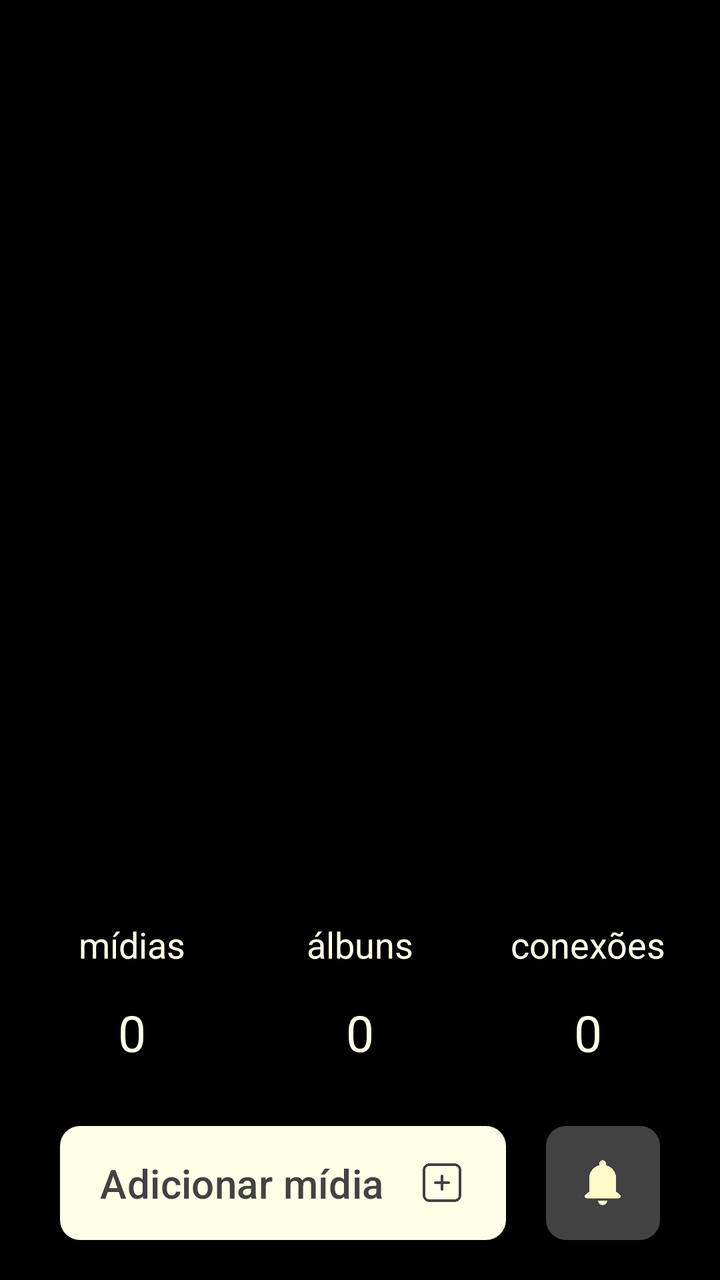
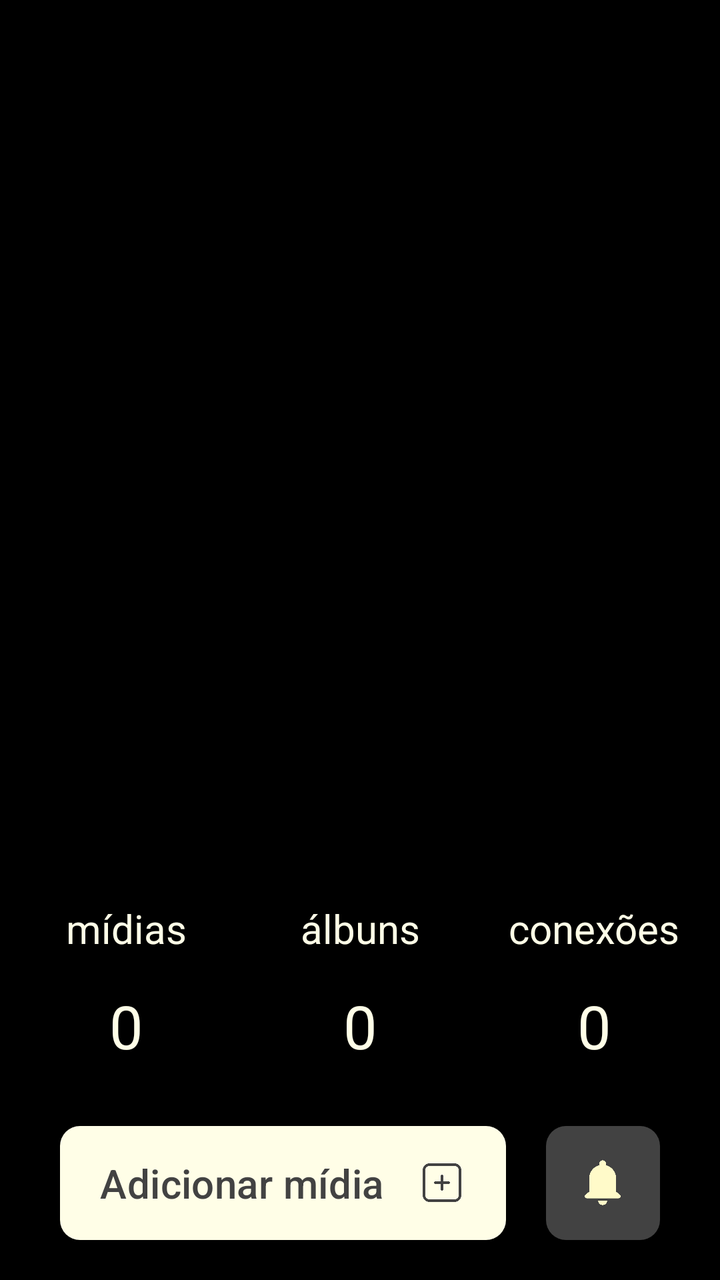

Two renders of the same Android screen: before a commit and after it. Below are the layout's source before the change and the commit's diff.
<!-- AndroidManifest.xml: application theme Theme.Monaly -->
<!-- res/layout/fragment_feed.xml -->
<?xml version="1.0" encoding="utf-8"?>
<androidx.constraintlayout.widget.ConstraintLayout xmlns:android="http://schemas.android.com/apk/res/android"
    xmlns:app="http://schemas.android.com/apk/res-auto"
    xmlns:tools="http://schemas.android.com/tools"
    android:layout_width="match_parent"
    android:layout_height="match_parent"
    android:background="@color/black"
    tools:context=".ui.fragment.navegation.FeedFragment">

    <androidx.viewpager2.widget.ViewPager2
        android:id="@+id/viewPagerFeedAlbums"
        android:layout_width="0dp"
        android:layout_height="0dp"
        app:layout_constraintBottom_toTopOf="@+id/textTitleMidia"
        app:layout_constraintEnd_toEndOf="parent"
        app:layout_constraintStart_toStartOf="parent"
        app:layout_constraintTop_toTopOf="parent" />

    <com.google.android.material.button.MaterialButton
        android:id="@+id/buttonAdd"
        android:layout_width="0dp"
        android:layout_height="57dp"
        android:layout_marginStart="30dp"
        android:layout_marginEnd="20dp"
        android:layout_marginBottom="20dp"
        android:background="@drawable/drawable_background_button_gray_dark_10_dp"
        android:gravity="start|center_vertical"
        android:paddingStart="20dp"
        android:paddingEnd="20dp"
        android:text="@string/feed_button_to_add"
        android:textAllCaps="false"
        android:textColor="@color/gray_dark"
        android:textSize="20sp"
        app:backgroundTint="@color/bage_neutral"
        app:icon="@drawable/ic_add_gray_dark"
        app:iconGravity="end"
        app:iconSize="24dp"
        app:iconTint="@null"
        app:layout_constraintBottom_toBottomOf="parent"
        app:layout_constraintEnd_toStartOf="@+id/buttonNotification"
        app:layout_constraintHorizontal_bias="0.0"
        app:layout_constraintStart_toStartOf="parent" />

    <com.google.android.material.button.MaterialButton
        android:id="@+id/buttonNotification"
        android:layout_width="57dp"
        android:layout_height="57dp"
        android:layout_marginEnd="30dp"
        android:layout_marginBottom="20dp"
        android:background="@drawable/drawable_background_button_gray_dark_10_dp"
        android:contentDescription="@string/feed_content_description_notification"
        android:insetTop="0dp"
        android:insetBottom="0dp"
        android:padding="0dp"
        app:backgroundTint="@color/gray_dark"
        app:icon="@drawable/ic_notification_bage_neutral"
        app:iconGravity="textStart"
        app:iconPadding="0dp"
        app:iconSize="28dp"
        app:iconTint="@null"
        app:layout_constraintBottom_toBottomOf="parent"
        app:layout_constraintEnd_toEndOf="parent" />

    <TextView
        android:id="@+id/textDefaultAlbun"
        android:layout_width="wrap_content"
        android:layout_height="wrap_content"
        android:layout_marginBottom="30dp"
        android:text="@string/feed__defaut_number"
        android:textColor="@color/bage_neutral"
        android:textSize="25sp"
        app:layout_constraintBottom_toTopOf="@+id/buttonAdd"
        app:layout_constraintEnd_toEndOf="parent"
        app:layout_constraintStart_toStartOf="parent" />

    <TextView
        android:id="@+id/textDefaultConection"
        android:layout_width="wrap_content"
        android:layout_height="wrap_content"
        android:layout_marginStart="100dp"
        android:text="@string/feed__defaut_number"
        android:textColor="@color/bage_neutral"
        android:textSize="25sp"
        app:layout_constraintBottom_toBottomOf="@+id/textDefaultAlbun"
        app:layout_constraintStart_toEndOf="@+id/textDefaultAlbun" />

    <TextView
        android:id="@+id/textDefaultMidia"
        android:layout_width="wrap_content"
        android:layout_height="wrap_content"
        android:layout_marginEnd="100dp"
        android:text="@string/feed__defaut_number"
        android:textColor="@color/bage_neutral"
        android:textSize="25sp"
        app:layout_constraintBottom_toBottomOf="@+id/textDefaultAlbun"
        app:layout_constraintEnd_toStartOf="@+id/textDefaultAlbun" />

    <TextView
        android:id="@+id/textTitleAlbun"
        android:layout_width="wrap_content"
        android:layout_height="wrap_content"
        android:layout_marginBottom="15dp"
        android:text="@string/feed_title_albuns"
        android:textColor="@color/bage_neutral"
        android:textSize="18sp"
        app:layout_constraintBottom_toTopOf="@+id/textDefaultAlbun"
        app:layout_constraintEnd_toEndOf="parent"
        app:layout_constraintStart_toStartOf="parent" />

    <TextView
        android:id="@+id/textTitleConection"
        android:layout_width="wrap_content"
        android:layout_height="wrap_content"
        android:layout_marginBottom="15dp"
        android:text="@string/feed_title_conections"
        android:textColor="@color/bage_neutral"
        android:textSize="18sp"
        app:layout_constraintBottom_toTopOf="@+id/textDefaultConection"
        app:layout_constraintEnd_toEndOf="@+id/textDefaultConection"
        app:layout_constraintStart_toStartOf="@+id/textDefaultConection" />

    <TextView
        android:id="@+id/textTitleMidia"
        android:layout_width="wrap_content"
        android:layout_height="wrap_content"
        android:layout_marginBottom="15dp"
        android:text="@string/feed_title_midia"
        android:textColor="@color/bage_neutral"
        android:textSize="18sp"
        app:layout_constraintBottom_toTopOf="@+id/textDefaultMidia"
        app:layout_constraintEnd_toEndOf="@+id/textDefaultMidia"
        app:layout_constraintStart_toStartOf="@+id/textDefaultMidia" />

</androidx.constraintlayout.widget.ConstraintLayout>
<!-- resources referenced by this layout -->
<resources>
  <color name="bage_neutral">#fffee7</color>
  <color name="black">#000000</color>
  <color name="gray_dark">#424242</color>
  <!-- drawable drawable_background_button_gray_dark_10_dp (drawable) -->
  <?xml version="1.0" encoding="utf-8"?>
  <shape xmlns:android="http://schemas.android.com/apk/res/android">
  
      <corners android:radius="10dp"/>
      <solid android:color="@color/gray_dark"/>
  
  </shape>
  <!-- drawable ic_add_gray_dark: png bitmap (drawable, 1667 bytes) -->
  <!-- drawable ic_notification_bage_neutral: png bitmap (drawable, 1421 bytes) -->
  <string name="feed__defaut_number">0</string>
  <string name="feed_button_to_add">Adicionar mídia</string>
  <string name="feed_content_description_notification">Botão de notificação</string>
  <string name="feed_title_albuns">álbuns</string>
  <string name="feed_title_conections">conexões</string>
  <string name="feed_title_midia">mídias</string>
  <style name="Theme.Monaly" parent="Base.Theme.Monaly" />
  <style name="Base.Theme.Monaly" parent="Theme.Material3.DayNight.NoActionBar">
  
          <item name="android:navigationBarColor">@color/black</item>
  
      </style>
</resources>

<!-- the commit's change to res/layout/fragment_feed.xml (unified diff, before → after) -->
@@ -68,7 +68,7 @@
         android:layout_marginBottom="30dp"
         android:text="@string/feed__defaut_number"
         android:textColor="@color/bage_neutral"
-        android:textSize="25sp"
+        android:textSize="30sp"
         app:layout_constraintBottom_toTopOf="@+id/buttonAdd"
         app:layout_constraintEnd_toEndOf="parent"
         app:layout_constraintStart_toStartOf="parent" />
@@ -80,7 +80,7 @@
         android:layout_marginStart="100dp"
         android:text="@string/feed__defaut_number"
         android:textColor="@color/bage_neutral"
-        android:textSize="25sp"
+        android:textSize="30sp"
         app:layout_constraintBottom_toBottomOf="@+id/textDefaultAlbun"
         app:layout_constraintStart_toEndOf="@+id/textDefaultAlbun" />
 
@@ -91,7 +91,7 @@
         android:layout_marginEnd="100dp"
         android:text="@string/feed__defaut_number"
         android:textColor="@color/bage_neutral"
-        android:textSize="25sp"
+        android:textSize="30sp"
         app:layout_constraintBottom_toBottomOf="@+id/textDefaultAlbun"
         app:layout_constraintEnd_toStartOf="@+id/textDefaultAlbun" />
 
@@ -102,7 +102,7 @@
         android:layout_marginBottom="15dp"
         android:text="@string/feed_title_albuns"
         android:textColor="@color/bage_neutral"
-        android:textSize="18sp"
+        android:textSize="20sp"
         app:layout_constraintBottom_toTopOf="@+id/textDefaultAlbun"
         app:layout_constraintEnd_toEndOf="parent"
         app:layout_constraintStart_toStartOf="parent" />
@@ -114,7 +114,7 @@
         android:layout_marginBottom="15dp"
         android:text="@string/feed_title_conections"
         android:textColor="@color/bage_neutral"
-        android:textSize="18sp"
+        android:textSize="20sp"
         app:layout_constraintBottom_toTopOf="@+id/textDefaultConection"
         app:layout_constraintEnd_toEndOf="@+id/textDefaultConection"
         app:layout_constraintStart_toStartOf="@+id/textDefaultConection" />
@@ -126,7 +126,7 @@
         android:layout_marginBottom="15dp"
         android:text="@string/feed_title_midia"
         android:textColor="@color/bage_neutral"
-        android:textSize="18sp"
+        android:textSize="20sp"
         app:layout_constraintBottom_toTopOf="@+id/textDefaultMidia"
         app:layout_constraintEnd_toEndOf="@+id/textDefaultMidia"
         app:layout_constraintStart_toStartOf="@+id/textDefaultMidia" />
